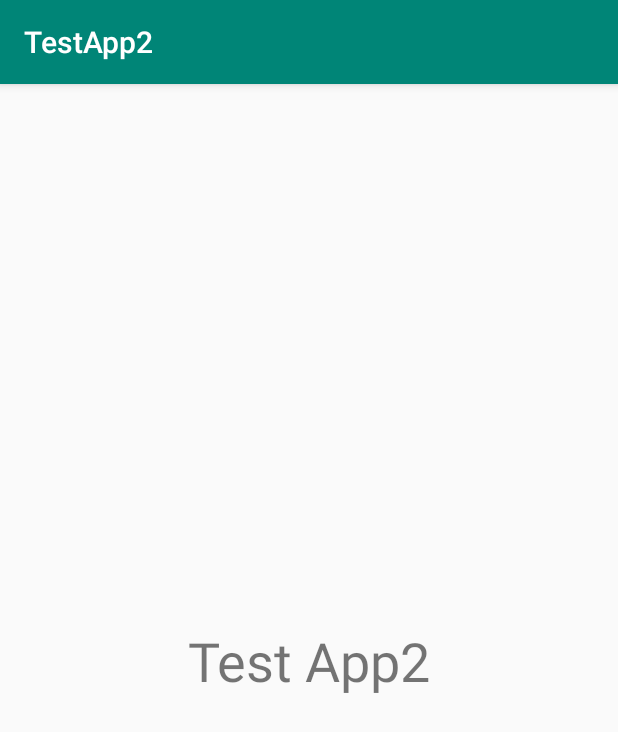
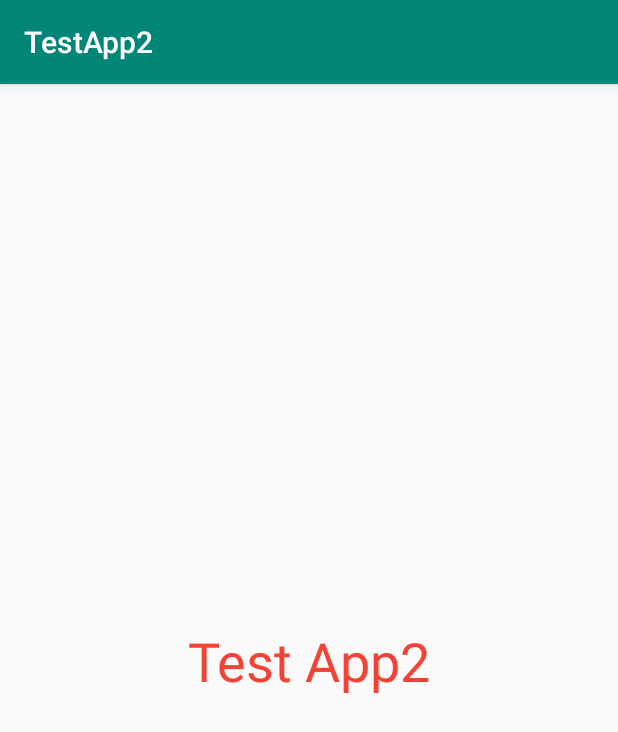
Before and after one commit to tominaga-10n/TestApp2, an Android app: the screen it shows after launch (MainActivity), on a phone screen of 412 x 824 dp. Shown: the top 732 px of the screen. Run offline under Robolectric (Android 15) with nearby library versions, the phone set to English and light mode, and no system bars.

Commit message:
テキストの色を変えた

```diff
--- a/app/src/main/java/com/example/testapp2/MainActivity.java
+++ b/app/src/main/java/com/example/testapp2/MainActivity.java
@@ -9,5 +9,7 @@ public class MainActivity extends AppCompatActivity {
     protected void onCreate(Bundle savedInstanceState) {
         super.onCreate(savedInstanceState);
         setContentView(R.layout.activity_main);
+
+        //ちょっと変更したよ
     }
 }
--- a/app/src/main/res/layout/activity_main.xml
+++ b/app/src/main/res/layout/activity_main.xml
@@ -10,6 +10,7 @@
         android:layout_width="wrap_content"
         android:layout_height="wrap_content"
         android:text="Test App2"
+        android:textColor="#F44336"
         android:textSize="36sp"
         app:layout_constraintBottom_toBottomOf="parent"
         app:layout_constraintLeft_toLeftOf="parent"
```
